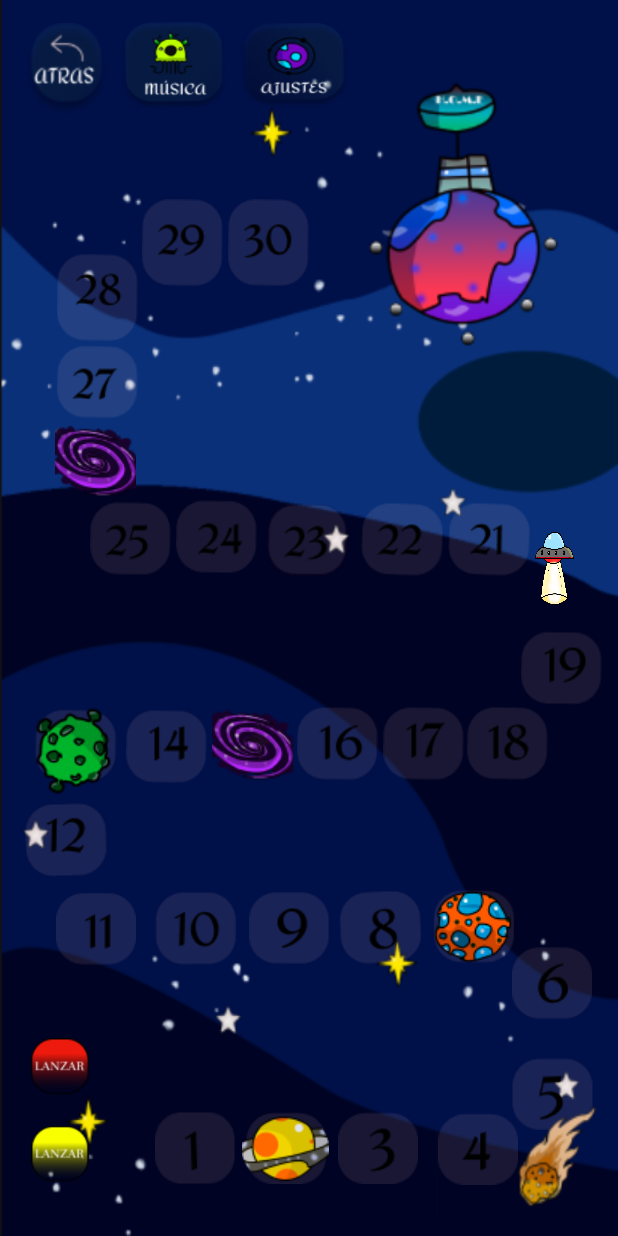
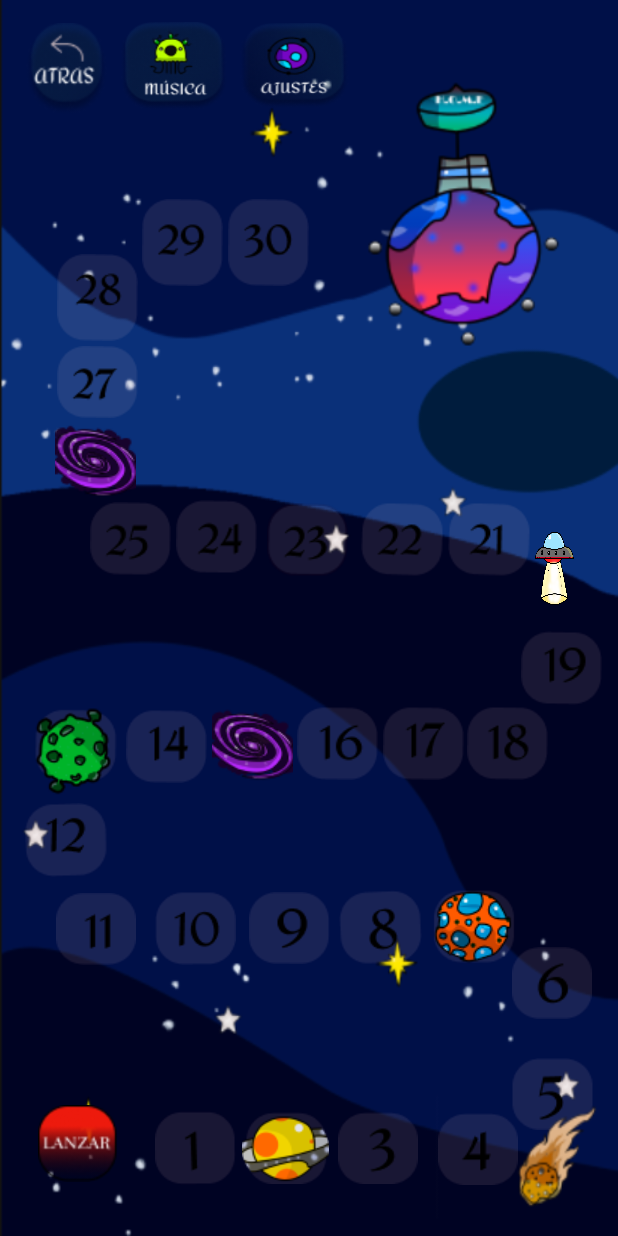
Before and after one commit to JuanPa2020/Home-Return, an Android app: the layout activity_escalera.xml on its own in the app's theme, with its tools: preview values and no code run, on a phone screen of 412 x 824 dp. Run offline under Robolectric (Android 15) with nearby library versions, the light colour scheme and no system bars; Roboto replaces fonts that are not available here.

Commit message:
validamos la respuesta en todos los pop que lo de vuelva o lo adelante dependiendo de la respuesta. organizamos que coincida la imagen del dado con el valor del random. pusimos el dado de primer lanzamiento.

```diff
--- a/app/src/main/res/layout/activity_escalera.xml
+++ b/app/src/main/res/layout/activity_escalera.xml
@@ -40,27 +40,13 @@
         android:id="@+id/dado_player"
         android:layout_width="39dp"
         android:layout_height="38dp"
-        android:visibility="visible"
-        app:layout_constraintBottom_toBottomOf="parent"
-        app:layout_constraintEnd_toEndOf="parent"
-        app:layout_constraintHorizontal_bias="0.056"
-        app:layout_constraintStart_toStartOf="parent"
-        app:layout_constraintTop_toTopOf="parent"
-        app:layout_constraintVertical_bias="0.88"
-        app:srcCompat="@drawable/lanzar"
-        tools:ignore="MissingConstraints,OnClick" />
-
-    <ImageView
-        android:id="@+id/primer_lanzamiento"
-        android:layout_width="50dp"
-        android:layout_height="50dp"
         android:visibility="invisible"
         app:layout_constraintBottom_toBottomOf="parent"
         app:layout_constraintEnd_toEndOf="parent"
-        app:layout_constraintHorizontal_bias="0.212"
+        app:layout_constraintHorizontal_bias="0.139"
         app:layout_constraintStart_toStartOf="parent"
         app:layout_constraintTop_toTopOf="parent"
-        app:layout_constraintVertical_bias="0.873"
+        app:layout_constraintVertical_bias="0.942"
         app:srcCompat="@drawable/lanzar"
         tools:ignore="MissingConstraints,OnClick" />
 
@@ -68,27 +54,41 @@
         android:id="@+id/dado_maquina"
         android:layout_width="39dp"
         android:layout_height="37dp"
-        android:visibility="visible"
+        android:visibility="invisible"
         app:layout_constraintBottom_toBottomOf="parent"
         app:layout_constraintEnd_toEndOf="parent"
-        app:layout_constraintHorizontal_bias="0.056"
+        app:layout_constraintHorizontal_bias="0.037"
         app:layout_constraintStart_toStartOf="parent"
         app:layout_constraintTop_toTopOf="parent"
-        app:layout_constraintVertical_bias="0.954"
+        app:layout_constraintVertical_bias="0.94"
         app:srcCompat="@drawable/ml"
         tools:ignore="MissingConstraints,OnClick" />
 
     <ImageView
-        android:id="@+id/imageView11"
+        android:id="@+id/primer_lanzamiento"
+        android:layout_width="56dp"
+        android:layout_height="51dp"
+        android:visibility="visible"
+        app:layout_constraintBottom_toBottomOf="parent"
+        app:layout_constraintEnd_toEndOf="parent"
+        app:layout_constraintHorizontal_bias="0.067"
+        app:layout_constraintStart_toStartOf="parent"
+        app:layout_constraintTop_toTopOf="parent"
+        app:layout_constraintVertical_bias="0.953"
+        app:srcCompat="@drawable/lanzar"
+        tools:ignore="MissingConstraints,OnClick" />
+
+    <ImageView
+        android:id="@+id/s31"
         android:layout_width="166dp"
         android:layout_height="189dp"
+        android:background="@drawable/planeta"
         app:layout_constraintBottom_toBottomOf="parent"
         app:layout_constraintEnd_toEndOf="parent"
         app:layout_constraintHorizontal_bias="0.925"
         app:layout_constraintStart_toStartOf="parent"
         app:layout_constraintTop_toTopOf="parent"
-        app:layout_constraintVertical_bias="0.078"
-        app:srcCompat="@drawable/planeta" />
+        app:layout_constraintVertical_bias="0.078" />
 
     <ImageView
         android:id="@+id/s28"
```
Also changed, not shown: app/src/main/java/com/example/prueba/Escalera.kt (+71 -48 lines), app/src/main/java/com/example/prueba/Popup_p2.kt (+9 -8 lines), app/src/main/java/com/example/prueba/Popup_p3.kt (+7 -6 lines), app/src/main/java/com/example/prueba/Popup_p4.kt (+7 -5 lines), app/src/main/java/com/example/prueba/Popup_p5.kt (+10 -8 lines), app/src/main/java/com/example/prueba/Popup_p6.kt (+7 -5 lines).
